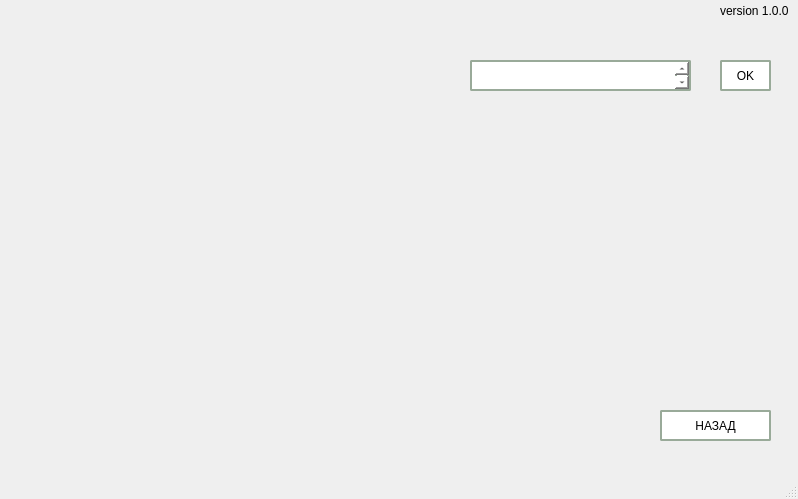
CicadaInc/biostat, file start.ui: the form before one commit.
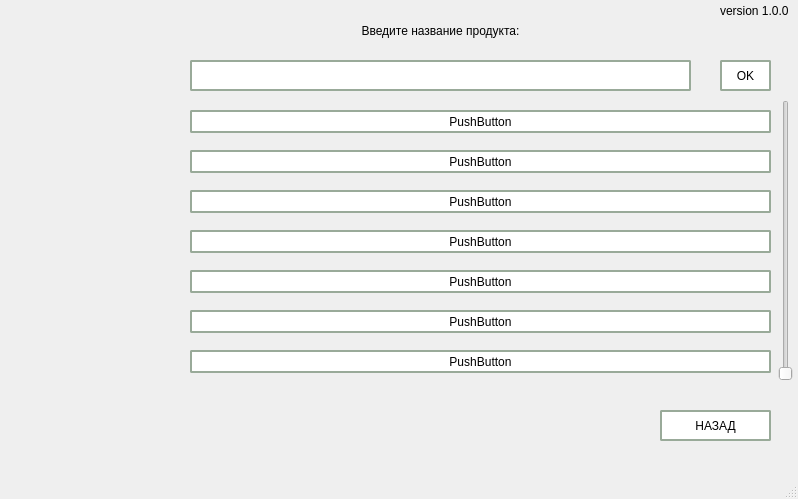
The form after the commit.

```diff
--- a/start.ui
+++ b/start.ui
@@ -33,12 +33,21 @@
    <widget class="QTextEdit" name="textSearch">
     <property name="geometry">
      <rect>
-      <x>470</x>
+      <x>190</x>
       <y>60</y>
-      <width>221</width>
+      <width>501</width>
       <height>31</height>
      </rect>
     </property>
+    <property name="font">
+     <font>
+      <family>verdana</family>
+      <pointsize>12</pointsize>
+      <weight>50</weight>
+      <italic>false</italic>
+      <bold>false</bold>
+     </font>
+    </property>
     <property name="styleSheet">
      <string notr="true">font: 13pt &quot;verdana&quot;;
 /*background-color: rgb(249, 222, 149);*/
@@ -52,7 +61,7 @@
      <string>&lt;!DOCTYPE HTML PUBLIC &quot;-//W3C//DTD HTML 4.0//EN&quot; &quot;http://www.w3.org/TR/REC-html40/strict.dtd&quot;&gt;
 &lt;html&gt;&lt;head&gt;&lt;meta name=&quot;qrichtext&quot; content=&quot;1&quot; /&gt;&lt;style type=&quot;text/css&quot;&gt;
 p, li { white-space: pre-wrap; }
-&lt;/style&gt;&lt;/head&gt;&lt;body style=&quot; font-family:'verdana'; font-size:13pt; font-weight:400; font-style:normal;&quot;&gt;
+&lt;/style&gt;&lt;/head&gt;&lt;body style=&quot; font-family:'verdana'; font-size:12pt; font-weight:400; font-style:normal;&quot;&gt;
 &lt;p align=&quot;center&quot; style=&quot;-qt-paragraph-type:empty; margin-top:0px; margin-bottom:0px; margin-left:0px; margin-right:0px; -qt-block-indent:0; text-indent:0px;&quot;&gt;&lt;br /&gt;&lt;/p&gt;&lt;/body&gt;&lt;/html&gt;</string>
     </property>
    </widget>
@@ -106,6 +115,230 @@
      <string>НАЗАД</string>
     </property>
    </widget>
+   <widget class="QPushButton" name="pushProduct_3">
+    <property name="geometry">
+     <rect>
+      <x>190</x>
+      <y>190</y>
+      <width>581</width>
+      <height>23</height>
+     </rect>
+    </property>
+    <property name="cursor">
+     <cursorShape>PointingHandCursor</cursorShape>
+    </property>
+    <property name="styleSheet">
+     <string notr="true">QPushButton {font: 13pt &quot;verdana&quot;;
+background-color: rgb(255, 255, 255);
+border-radius: 2px;
+border: 2px solid #9a9;
+box-shadow: 4px 4px 4px rgba(8, 8, 8, 0.5)}
+QPushButton:hover {background-color: rgba(231, 253, 255, 0.7); border: 2px solid #9a9;}</string>
+    </property>
+    <property name="text">
+     <string>PushButton</string>
+    </property>
+    <attribute name="buttonGroup">
+     <string notr="true">buttonGroup</string>
+    </attribute>
+   </widget>
+   <widget class="QPushButton" name="pushProduct_7">
+    <property name="geometry">
+     <rect>
+      <x>190</x>
+      <y>350</y>
+      <width>581</width>
+      <height>23</height>
+     </rect>
+    </property>
+    <property name="cursor">
+     <cursorShape>PointingHandCursor</cursorShape>
+    </property>
+    <property name="styleSheet">
+     <string notr="true">QPushButton {font: 13pt &quot;verdana&quot;;
+background-color: rgb(255, 255, 255);
+border-radius: 2px;
+border: 2px solid #9a9;
+box-shadow: 4px 4px 4px rgba(8, 8, 8, 0.5)}
+QPushButton:hover {background-color: rgba(231, 253, 255, 0.7); border: 2px solid #9a9;}</string>
+    </property>
+    <property name="text">
+     <string>PushButton</string>
+    </property>
+    <attribute name="buttonGroup">
+     <string notr="true">buttonGroup</string>
+    </attribute>
+   </widget>
+   <widget class="QPushButton" name="pushProduct_4">
+    <property name="geometry">
+     <rect>
+      <x>190</x>
+      <y>230</y>
+      <width>581</width>
+      <height>23</height>
+     </rect>
+    </property>
+    <property name="cursor">
+     <cursorShape>PointingHandCursor</cursorShape>
+    </property>
+    <property name="styleSheet">
+     <string notr="true">QPushButton {font: 13pt &quot;verdana&quot;;
+background-color: rgb(255, 255, 255);
+border-radius: 2px;
+border: 2px solid #9a9;
+box-shadow: 4px 4px 4px rgba(8, 8, 8, 0.5)}
+QPushButton:hover {background-color: rgba(231, 253, 255, 0.7); border: 2px solid #9a9;}</string>
+    </property>
+    <property name="text">
+     <string>PushButton</string>
+    </property>
+    <attribute name="buttonGroup">
+     <string notr="true">buttonGroup</string>
+    </attribute>
+   </widget>
+   <widget class="QPushButton" name="pushProduct_5">
+    <property name="geometry">
+     <rect>
+      <x>190</x>
+      <y>270</y>
+      <width>581</width>
+      <height>23</height>
+     </rect>
+    </property>
+    <property name="cursor">
+     <cursorShape>PointingHandCursor</cursorShape>
+    </property>
+    <property name="styleSheet">
+     <string notr="true">QPushButton {font: 13pt &quot;verdana&quot;;
+background-color: rgb(255, 255, 255);
+border-radius: 2px;
+border: 2px solid #9a9;
+box-shadow: 4px 4px 4px rgba(8, 8, 8, 0.5)}
+QPushButton:hover {background-color: rgba(231, 253, 255, 0.7); border: 2px solid #9a9;}</string>
+    </property>
+    <property name="text">
+     <string>PushButton</string>
+    </property>
+    <attribute name="buttonGroup">
+     <string notr="true">buttonGroup</string>
+    </attribute>
+   </widget>
+   <widget class="QPushButton" name="pushProduct_6">
+    <property name="geometry">
+     <rect>
+      <x>190</x>
+      <y>310</y>
+      <width>581</width>
+      <height>23</height>
+     </rect>
+    </property>
+    <property name="cursor">
+     <cursorShape>PointingHandCursor</cursorShape>
+    </property>
+    <property name="styleSheet">
+     <string notr="true">QPushButton {font: 13pt &quot;verdana&quot;;
+background-color: rgb(255, 255, 255);
+border-radius: 2px;
+border: 2px solid #9a9;
+box-shadow: 4px 4px 4px rgba(8, 8, 8, 0.5)}
+QPushButton:hover {background-color: rgba(231, 253, 255, 0.7); border: 2px solid #9a9;}</string>
+    </property>
+    <property name="text">
+     <string>PushButton</string>
+    </property>
+    <attribute name="buttonGroup">
+     <string notr="true">buttonGroup</string>
+    </attribute>
+   </widget>
+   <widget class="QPushButton" name="pushProduct_2">
+    <property name="geometry">
+     <rect>
+      <x>190</x>
+      <y>150</y>
+      <width>581</width>
+      <height>23</height>
+     </rect>
+    </property>
+    <property name="cursor">
+     <cursorShape>PointingHandCursor</cursorShape>
+    </property>
+    <property name="styleSheet">
+     <string notr="true">QPushButton {font: 13pt &quot;verdana&quot;;
+background-color: rgb(255, 255, 255);
+border-radius: 2px;
+border: 2px solid #9a9;
+box-shadow: 4px 4px 4px rgba(8, 8, 8, 0.5)}
+QPushButton:hover {background-color: rgba(231, 253, 255, 0.7); border: 2px solid #9a9;}</string>
+    </property>
+    <property name="text">
+     <string>PushButton</string>
+    </property>
+    <attribute name="buttonGroup">
+     <string notr="true">buttonGroup</string>
+    </attribute>
+   </widget>
+   <widget class="QSlider" name="productSlider">
+    <property name="geometry">
+     <rect>
+      <x>770</x>
+      <y>100</y>
+      <width>31</width>
+      <height>281</height>
+     </rect>
+    </property>
+    <property name="styleSheet">
+     <string notr="true"/>
+    </property>
+    <property name="orientation">
+     <enum>Qt::Vertical</enum>
+    </property>
+   </widget>
+   <widget class="QPushButton" name="pushProduct_1">
+    <property name="geometry">
+     <rect>
+      <x>190</x>
+      <y>110</y>
+      <width>581</width>
+      <height>23</height>
+     </rect>
+    </property>
+    <property name="cursor">
+     <cursorShape>PointingHandCursor</cursorShape>
+    </property>
+    <property name="styleSheet">
+     <string notr="true">QPushButton {font: 13pt &quot;verdana&quot;;
+background-color: rgb(255, 255, 255);
+border-radius: 2px;
+border: 2px solid #9a9;
+box-shadow: 4px 4px 4px rgba(8, 8, 8, 0.5)}
+QPushButton:hover {background-color: rgba(231, 253, 255, 0.7); border: 2px solid #9a9;}</string>
+    </property>
+    <property name="text">
+     <string>PushButton</string>
+    </property>
+    <attribute name="buttonGroup">
+     <string notr="true">buttonGroup</string>
+    </attribute>
+   </widget>
+   <widget class="QLabel" name="label">
+    <property name="geometry">
+     <rect>
+      <x>190</x>
+      <y>20</y>
+      <width>501</width>
+      <height>21</height>
+     </rect>
+    </property>
+    <property name="styleSheet">
+     <string notr="true">font: 13pt &quot;Verdana&quot;;</string>
+    </property>
+    <property name="text">
+     <string>Введите название продукта:</string>
+    </property>
+    <property name="alignment">
+     <set>Qt::AlignCenter</set>
+    </property>
+   </widget>
   </widget>
   <widget class="QMenuBar" name="menubar">
    <property name="geometry">
```
Left out of the diff: 19 changed lines with no effect on the pictures.
